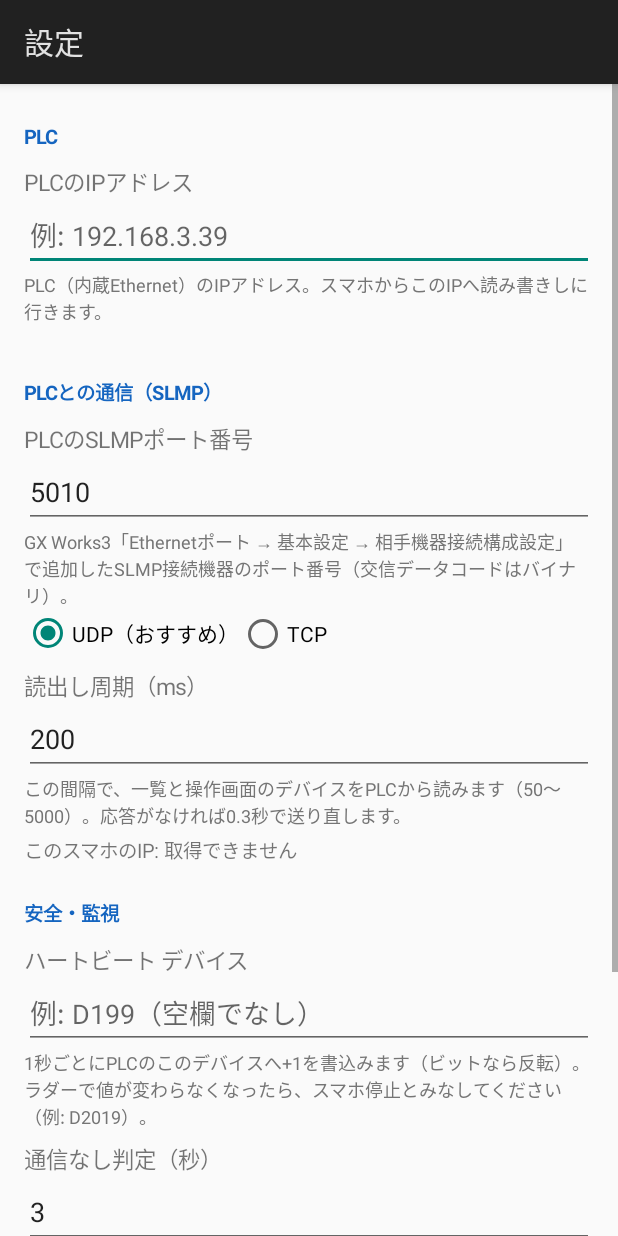
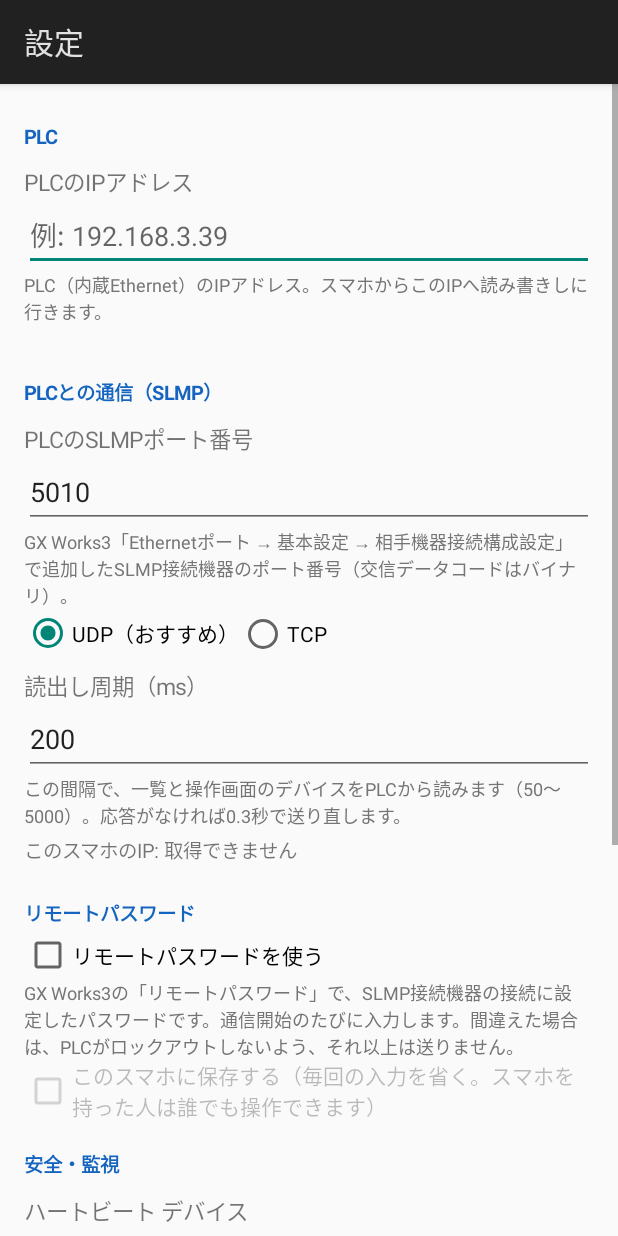
Before and after one commit to deekuyuuta-blip/slmp-monitor, an Android app: the SettingsActivity screen opened directly, with no data from a screen before it, on a phone screen of 412 x 824 dp. Run offline under Robolectric (Android 15) with nearby library versions, the phone set to English and light mode, and no system bars.

Commit message:
2.2: リモートパスワード対応（通信開始時に入力・既定は保存しない、解除失敗時は再送しない、終了時にロック）
Co-Authored-By: Claude Opus 5.5 <noreply@anthropic.com>
Claude-Session: https://claude.ai/code/session_01RdGHrM9i6sd695BTWnMxd9

```diff
--- a/app/build.gradle
+++ b/app/build.gradle
@@ -10,8 +10,8 @@ android {
         applicationId 'jp.yuta.slmpmonitor'
         minSdk 24
         targetSdk 34
-        versionCode 13
-        versionName '2.1'
+        versionCode 14
+        versionName '2.2'
     }
 
     // 更新インストールできるよう、毎回同じ鍵で署名する（個人利用のアプリ用）
--- a/app/src/main/java/jp/yuta/slmpmonitor/ItemStore.java
+++ b/app/src/main/java/jp/yuta/slmpmonitor/ItemStore.java
@@ -47,6 +47,14 @@ final class ItemStore {
     int pollMs() { return prefs.getInt("pollMs", 200); }
     void savePollMs(int ms) { prefs.edit().putInt("pollMs", ms).apply(); }
 
+    /** リモートパスワードを使う */
+    boolean usePassword() { return prefs.getInt("usePw", 0) == 1; }
+    void saveUsePassword(boolean on) { prefs.edit().putInt("usePw", on ? 1 : 0).apply(); }
+
+    /** 保存したリモートパスワード（空なら毎回入力） */
+    String savedPassword() { return prefs.getString("pw", ""); }
+    void saveSavedPassword(String pw) { prefs.edit().putString("pw", pw).apply(); }
+
     boolean openPanelOnStart() { return prefs.getInt("openPanel", 0) == 1; }
     void saveOpenPanelOnStart(boolean on) { prefs.edit().putInt("openPanel", on ? 1 : 0).apply(); }
 
--- a/app/src/main/java/jp/yuta/slmpmonitor/MainActivity.java
+++ b/app/src/main/java/jp/yuta/slmpmonitor/MainActivity.java
@@ -246,7 +246,7 @@ public class MainActivity extends Activity implements PlcLink.Listener {
 
     private void startServer() {
         startBtn.setEnabled(false);
-        PlcLink.start(store.port(), store.plcIp());
+        PlcLink.startWithPassword(this, store.port(), store.plcIp());
     }
 
     private void stopServer() {
--- a/app/src/main/java/jp/yuta/slmpmonitor/PanelActivity.java
+++ b/app/src/main/java/jp/yuta/slmpmonitor/PanelActivity.java
@@ -85,7 +85,7 @@ public class PanelActivity extends Activity implements PanelView.Host, PlcLink.L
         status.setTypeface(Typeface.DEFAULT_BOLD);
         status.setPadding(dp(10), 0, dp(4), 0);
         status.setOnClickListener(v -> {
-            if (!PlcLink.isRunning() && !PlcLink.isStarting()) PlcLink.start(store.port(), store.plcIp());
+            if (!PlcLink.isRunning() && !PlcLink.isStarting()) PlcLink.startWithPassword(this, store.port(), store.plcIp());
         });
         runBar.addView(status, new LinearLayout.LayoutParams(0, -2, 1f));
         lockBtn = new Button(this);
--- a/app/src/main/java/jp/yuta/slmpmonitor/SettingsActivity.java
+++ b/app/src/main/java/jp/yuta/slmpmonitor/SettingsActivity.java
@@ -22,6 +22,8 @@ public class SettingsActivity extends Activity {
     private ItemStore store;
     private EditText plcIp, heartbeat, staleSec, plcPort, pollMs;
     private android.widget.RadioButton protoUdp, protoTcp;
+    private CheckBox usePw, savePw;
+    private EditText pwField;
     private CheckBox autoStart, openPanel;
     private TextView subnetWarn;
 
@@ -74,6 +76,34 @@ public class SettingsActivity extends Activity {
         phone.setTextSize(13);
         phone.setPadding(0, dp(4), 0, dp(4));
         f.addView(phone);
+
+        section(f, "リモートパスワード");
+        usePw = new CheckBox(this);
+        usePw.setText("リモートパスワードを使う");
+        usePw.setChecked(store.usePassword());
+        f.addView(usePw);
+        TextView pwNote = new TextView(this);
+        pwNote.setTextSize(12);
+        pwNote.setTextColor(COLOR_NOTE);
+        pwNote.setText("GX Works3の「リモートパスワード」で、SLMP接続機器の接続に設定したパスワードです。"
+                + "通信開始のたびに入力します。間違えた場合は、PLCがロックアウトしないよう、それ以上は送りません。");
+        f.addView(pwNote);
+        savePw = new CheckBox(this);
+        savePw.setText("このスマホに保存する（毎回の入力を省く。スマホを持った人は誰でも操作できます）");
+        savePw.setChecked(!store.savedPassword().isEmpty());
+        f.addView(savePw);
+        pwField = new EditText(this);
+        pwField.setSingleLine(true);
+        pwField.setInputType(InputType.TYPE_CLASS_TEXT | InputType.TYPE_TEXT_VARIATION_PASSWORD);
+        pwField.setHint(store.savedPassword().isEmpty() ? "保存するパスワード" : "保存済み（変えるときだけ入力）");
+        f.addView(pwField);
+        Runnable vis = () -> {
+            savePw.setEnabled(usePw.isChecked());
+            pwField.setVisibility(usePw.isChecked() && savePw.isChecked() ? android.view.View.VISIBLE : android.view.View.GONE);
+        };
+        usePw.setOnCheckedChangeListener((b, c) -> vis.run());
+        savePw.setOnCheckedChangeListener((b, c) -> vis.run());
+        vis.run();
 
         section(f, "安全・監視");
         heartbeat = field(f, "ハートビート デバイス", "例: D199（空欄でなし）",
@@ -171,6 +201,25 @@ public class SettingsActivity extends Activity {
             plcIp.requestFocus();
             return;
         }
+        String newPw = pwField.getText().toString();
+        if (usePw.isChecked() && savePw.isChecked()) {
+            if (newPw.isEmpty() && store.savedPassword().isEmpty()) {
+                pwField.setError("保存するパスワードを入力してください");
+                pwField.requestFocus();
+                return;
+            }
+            if (!newPw.isEmpty() && (newPw.length() < 4 || newPw.length() > 32 || !newPw.matches("[\\x21-\\x7E]+"))) {
+                pwField.setError("半角英数字・記号で入力してください");
+                pwField.requestFocus();
+                return;
+            }
+            if (!newPw.isEmpty()) store.saveSavedPassword(newPw);
+        } else {
+            store.saveSavedPassword("");
+        }
+        boolean pwChanged = store.usePassword() != usePw.isChecked() || !newPw.isEmpty();
+        store.saveUsePassword(usePw.isChecked());
+        if (pwChanged) PlcLink.setSessionPassword(null);
         store.savePlcPort(pp);
         store.savePlcUdp(protoUdp.isChecked());
         store.savePollMs(pm);
```
Also changed, not shown: app/src/main/java/jp/yuta/slmpmonitor/PlcClient.java (+73 -5 lines), app/src/main/java/jp/yuta/slmpmonitor/PlcLink.java (+67 -2 lines).
